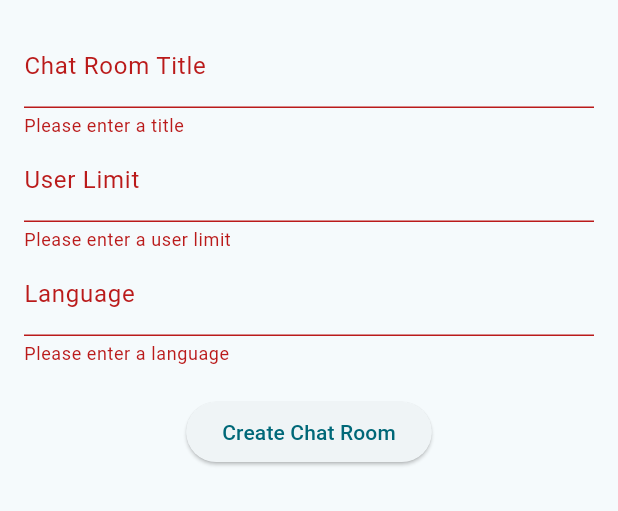
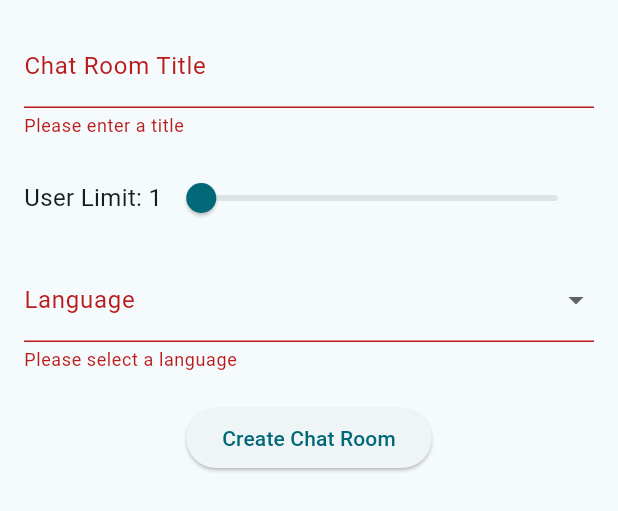
Before and after one commit to oussama12DEV/LangVerse, a Flutter app: the CreateChatRoomModal widget shown alone on an empty page, opened directly, after a tap on "Create Chat Room", on a phone screen of 412 x 824 dp. Shown: the top 511 px of the screen. Run offline on Flutter 3.47's test engine with Material 3 defaults, Android fonts, the light colour scheme and no system bars; our stand-ins replace cloud_firestore, firebase_auth, firebase_core, fluttertoast, font_awesome_flutter, google_fonts and 1 more; accounts and stored records are empty; Roboto replaces fonts that are missing (Alata).

Commit message:
Integrated full room functionality (#13)
* Add ChangePasswordPage and UserService

* Integrated full room functionality

```diff
--- a/lib/models/Chatroom.dart
+++ b/lib/models/Chatroom.dart
@@ -4,15 +4,16 @@ class ChatRoom {
   String title;
   String language;
   int userLimit;
-  List<String> currentUsers;
+  Set<String> currentUsers;
 
-  ChatRoom(
-      {required this.id,
-      required this.title,
-      required this.userLimit,
-      required this.language,
-      required this.creatorId,
-      required this.currentUsers});
+  ChatRoom({
+    required this.id,
+    required this.title,
+    required this.userLimit,
+    required this.language,
+    required this.creatorId,
+    required this.currentUsers,
+  });
 
   Map<String, dynamic> toMap() {
     return {
@@ -21,7 +22,7 @@ class ChatRoom {
       'userLimit': userLimit,
       'language': language,
       'creatorId': creatorId,
-      'currentUsers': currentUsers,
+      'currentUsers': currentUsers.toList(),
     };
   }
 
@@ -32,7 +33,9 @@ class ChatRoom {
       userLimit: map['userLimit'],
       language: map['language'],
       creatorId: map['creatorId'],
-      currentUsers: List<String>.from(map['currentUsers']),
+      currentUsers: map['currentUsers'] != null
+          ? Set<String>.from(map['currentUsers'])
+          : Set<String>(),
     );
   }
 }
--- a/lib/pages/chatrooms/create_chatroom_modal.dart
+++ b/lib/pages/chatrooms/create_chatroom_modal.dart
@@ -2,11 +2,17 @@ import 'package:flutter/material.dart';
 import 'package:fluttertoast/fluttertoast.dart';
 import 'package:langverse/services/chatrooms_service.dart';
 
-class CreateChatRoomModal extends StatelessWidget {
+class CreateChatRoomModal extends StatefulWidget {
+  @override
+  _CreateChatRoomModalState createState() => _CreateChatRoomModalState();
+}
+
+class _CreateChatRoomModalState extends State<CreateChatRoomModal> {
   final GlobalKey<FormState> formKey = GlobalKey<FormState>();
-  final TextEditingController titleController = TextEditingController();
-  final TextEditingController userLimitController = TextEditingController();
-  final TextEditingController languageController = TextEditingController();
+  String title = '';
+  int userLimit = 1; // Default value
+  String? selectedLanguage;
+  List<String> languages = ['French', 'English', 'Spanish'];
 
   @override
   Widget build(BuildContext context) {
@@ -18,7 +24,6 @@ class CreateChatRoomModal extends StatelessWidget {
           mainAxisSize: MainAxisSize.min,
           children: [
             TextFormField(
-              controller: titleController,
               decoration: const InputDecoration(labelText: 'Chat Room Title'),
               validator: (value) {
                 if (value == null || value.isEmpty) {
@@ -26,40 +31,62 @@ class CreateChatRoomModal extends StatelessWidget {
                 }
                 return null;
               },
-            ),
-            TextFormField(
-              controller: userLimitController,
-              decoration: const InputDecoration(labelText: 'User Limit'),
-              keyboardType: TextInputType.number,
-              validator: (value) {
-                if (value == null || value.isEmpty) {
-                  return 'Please enter a user limit';
-                }
-                if (int.tryParse(value) == null) {
-                  return 'Please enter a valid number';
-                }
-                return null;
+              onChanged: (value) {
+                setState(() {
+                  title = value;
+                });
               },
             ),
-            TextFormField(
-              controller: languageController,
-              decoration: const InputDecoration(labelText: 'Language'),
-              validator: (value) {
-                if (value == null || value.isEmpty) {
-                  return 'Please enter a language';
-                }
-                return null;
+            const SizedBox(height: 16.0),
+            Row(
+              mainAxisAlignment: MainAxisAlignment.spaceBetween,
+              children: [
+                Text(
+                  'User Limit: $userLimit',
+                  style: const TextStyle(fontSize: 16.0),
+                ),
+                Expanded(
+                  child: Slider(
+                    value: userLimit.toDouble(),
+                    min: 1,
+                    max: 50,
+                    divisions: 49,
+                    onChanged: (double value) {
+                      setState(() {
+                        userLimit = value.toInt();
+                      });
+                    },
+                  ),
+                ),
+              ],
+            ),
+            const SizedBox(height: 16.0),
+            DropdownButtonFormField<String>(
+              validator: (val) => val == null || val.isEmpty
+                  ? 'Please select a language'
+                  : null,
+              value: selectedLanguage,
+              onChanged: (String? newValue) {
+                setState(() {
+                  selectedLanguage = newValue;
+                });
               },
+              items: languages.map((String language) {
+                return DropdownMenuItem<String>(
+                  value: language,
+                  child: Text(language),
+                );
+              }).toList(),
+              decoration: const InputDecoration(
+                labelText: 'Language',
+              ),
             ),
-            const SizedBox(height: 20),
+            const SizedBox(height: 20.0),
             ElevatedButton(
               onPressed: () {
                 if (formKey.currentState!.validate()) {
-                  String title = titleController.text;
-                  int userLimit = int.parse(userLimitController.text);
-                  String language = languageController.text;
-
-                  ChatroomsService.createChatRoom(title, userLimit, language)
+                  ChatroomsService.createChatRoom(
+                          title, userLimit, selectedLanguage!)
                       .then((_) {
                     Fluttertoast.showToast(
                       msg: 'Chat room created successfully',
--- a/lib/pages/home_page.dart
+++ b/lib/pages/home_page.dart
@@ -1,6 +1,3 @@
-import 'dart:io';
-
-import 'package:firebase_auth/firebase_auth.dart';
 import 'package:flutter/material.dart';
 import 'package:langverse/pages/settings_page.dart';
 
```
Also changed, not shown: lib/pages/SettingsPages/EditProfilePage.dart (+29 -13 lines), lib/pages/chatrooms/chatrooms_page.dart (+46 -36 lines), lib/pages/chatrooms/inside_chatroom_page.dart (+19 -11 lines), lib/services/auth_service.dart (+3 -8 lines), lib/services/chatrooms_service.dart (+43 -5 lines).
